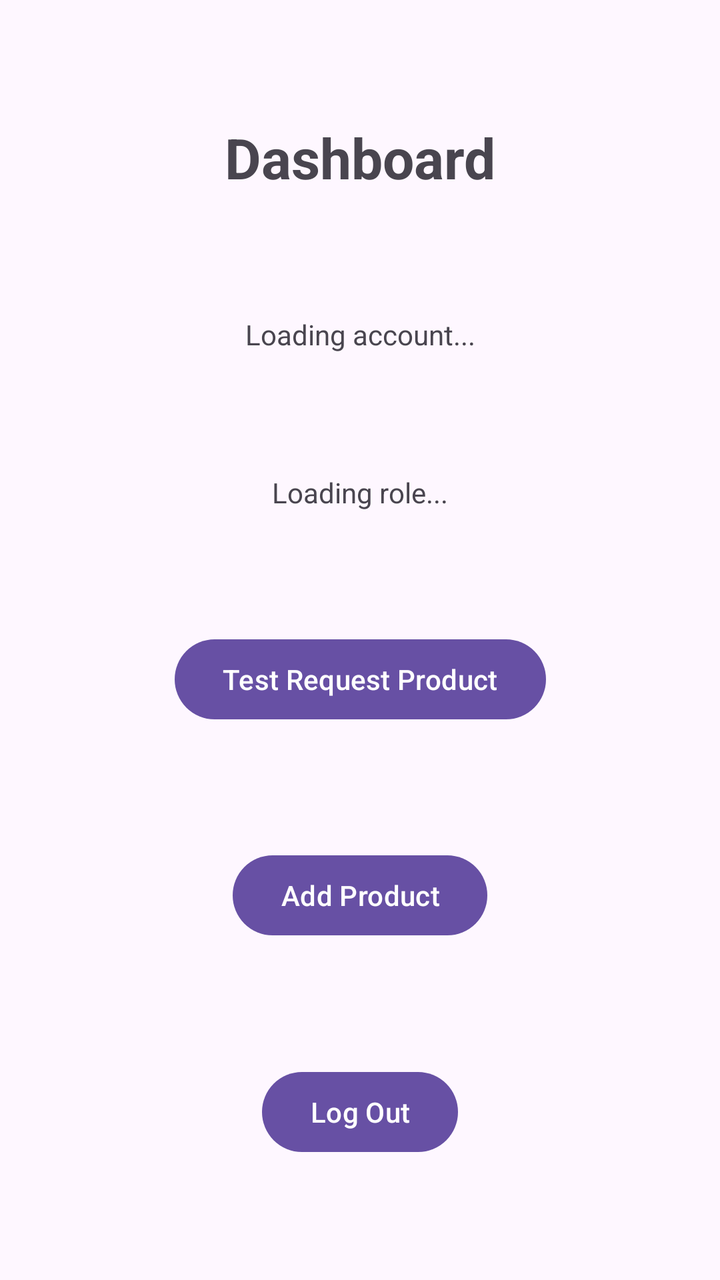
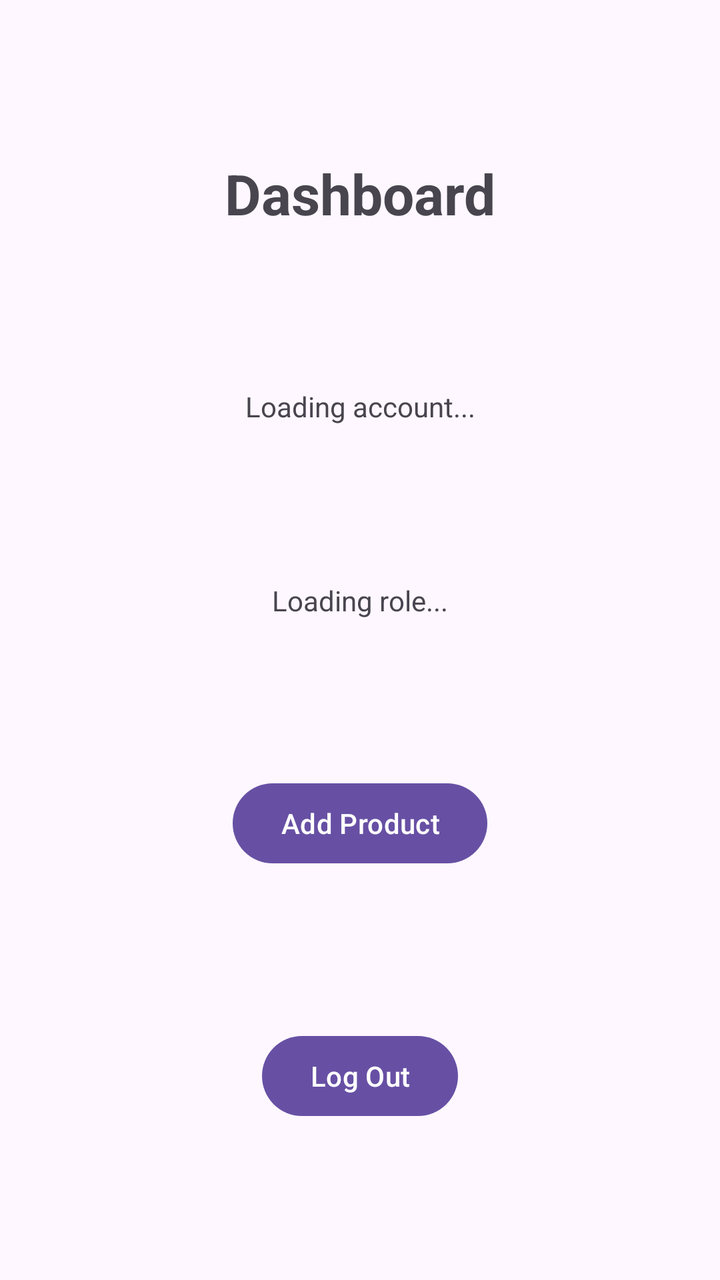

Screens rendered from an Android XML layout before and after an edit, with the pre-edit source and the edit as a unified diff.
<!-- AndroidManifest.xml: application theme Theme._3130_grp8_app -->
<!-- res/layout/activity_role_specific_dashboard.xml -->
<?xml version="1.0" encoding="utf-8"?>
<androidx.constraintlayout.widget.ConstraintLayout xmlns:android="http://schemas.android.com/apk/res/android"
    xmlns:app="http://schemas.android.com/apk/res-auto"
    android:id="@+id/roleSelectionMain"
    android:layout_width="match_parent"
    android:layout_height="match_parent">

    <TextView
        android:id="@+id/dashboardTitle"
        android:layout_width="wrap_content"
        android:layout_height="wrap_content"
        android:text="Dashboard"
        android:textSize="28sp"
        android:textStyle="bold"
        app:layout_constraintEnd_toEndOf="parent"
        app:layout_constraintStart_toStartOf="parent"
        app:layout_constraintTop_toTopOf="parent"
        app:layout_constraintBottom_toTopOf="@id/dashboardEmail"/>

    <TextView
        android:id="@+id/dashboardEmail"
        android:layout_width="wrap_content"
        android:layout_height="wrap_content"
        android:text="Loading account..."
        app:layout_constraintEnd_toEndOf="parent"
        app:layout_constraintStart_toStartOf="parent"
        app:layout_constraintTop_toBottomOf="@id/dashboardTitle"
        app:layout_constraintBottom_toTopOf="@id/dashboardRole"/>

    <TextView
        android:id="@+id/dashboardRole"
        android:layout_width="wrap_content"
        android:layout_height="wrap_content"
        android:text="Loading role..."
        app:layout_constraintEnd_toEndOf="parent"
        app:layout_constraintStart_toStartOf="parent"
        app:layout_constraintTop_toBottomOf="@id/dashboardEmail"
        app:layout_constraintBottom_toTopOf="@id/requestButton"/>

    
    <Button
        android:id="@+id/requestButton"
        android:layout_width="wrap_content"
        android:layout_height="wrap_content"
        android:text="Test Request Product"
        app:layout_constraintEnd_toEndOf="parent"
        app:layout_constraintStart_toStartOf="parent"
        app:layout_constraintTop_toBottomOf="@id/dashboardRole"
        app:layout_constraintBottom_toTopOf="@id/productButton"/>

    <Button
        android:id="@+id/productButton"
        android:layout_width="wrap_content"
        android:layout_height="wrap_content"
        android:text="Add Product"
        app:layout_constraintEnd_toEndOf="parent"
        app:layout_constraintStart_toStartOf="parent"
        app:layout_constraintTop_toBottomOf="@id/requestButton"
        app:layout_constraintBottom_toTopOf="@id/logoutButton"/>

    <Button
        android:id="@+id/logoutButton"
        android:layout_width="wrap_content"
        android:layout_height="wrap_content"
        android:text="Log Out"
        app:layout_constraintBottom_toBottomOf="parent"
        app:layout_constraintEnd_toEndOf="parent"
        app:layout_constraintStart_toStartOf="parent"
        app:layout_constraintTop_toBottomOf="@id/productButton"/>

</androidx.constraintlayout.widget.ConstraintLayout>
<!-- resources referenced by this layout -->
<resources>
  <style name="Theme._3130_grp8_app" parent="Base.Theme._3130_grp8_app" />
  <style name="Base.Theme._3130_grp8_app" parent="Theme.Material3.DayNight.NoActionBar">
          
          
      </style>
</resources>

<!-- the commit's change to res/layout/activity_role_specific_dashboard.xml (unified diff, before → after) -->
@@ -35,17 +35,6 @@
         app:layout_constraintEnd_toEndOf="parent"
         app:layout_constraintStart_toStartOf="parent"
         app:layout_constraintTop_toBottomOf="@id/dashboardEmail"
-        app:layout_constraintBottom_toTopOf="@id/requestButton"/>
-
-    
-    <Button
-        android:id="@+id/requestButton"
-        android:layout_width="wrap_content"
-        android:layout_height="wrap_content"
-        android:text="Test Request Product"
-        app:layout_constraintEnd_toEndOf="parent"
-        app:layout_constraintStart_toStartOf="parent"
-        app:layout_constraintTop_toBottomOf="@id/dashboardRole"
         app:layout_constraintBottom_toTopOf="@id/productButton"/>
 
     <Button
@@ -55,7 +44,7 @@
         android:text="Add Product"
         app:layout_constraintEnd_toEndOf="parent"
         app:layout_constraintStart_toStartOf="parent"
-        app:layout_constraintTop_toBottomOf="@id/requestButton"
+        app:layout_constraintTop_toBottomOf="@id/dashboardRole"
         app:layout_constraintBottom_toTopOf="@id/logoutButton"/>
 
     <Button
